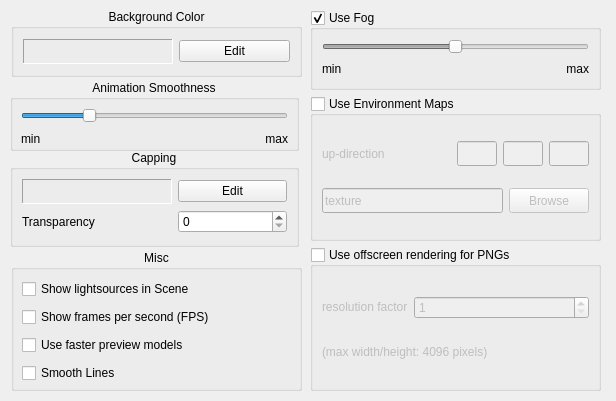
Above: source/VIEW/DIALOGS/stageSettings.ui from BALL-Project/ball before the change. Below: the same form after it.
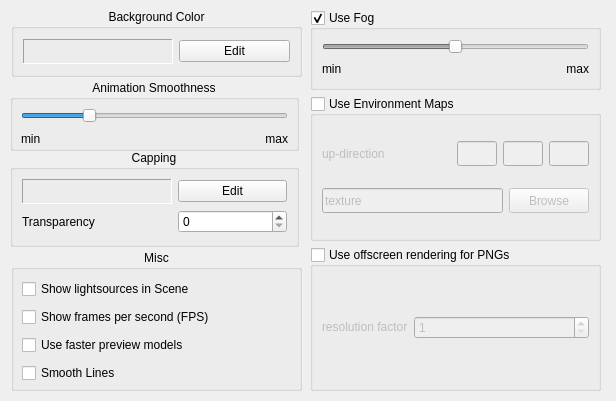
That is the form after the change.

Commit message:
Remove obsolete 4096 pixel limit in StageSettings
There was still a label that reminded the user of the fact, that
an offscreen pixmap could only have a maximum resolution of 4096x4096.
I removed this as the new code should be capable of arbitrary large resolutions.

The edit to the form file:
```diff
--- a/source/VIEW/DIALOGS/stageSettings.ui
+++ b/source/VIEW/DIALOGS/stageSettings.ui
@@ -376,21 +376,6 @@
            </property>
           </widget>
          </item>
-         <item row="1" column="0" colspan="2" >
-          <widget class="QLabel" name="max_label" >
-           <property name="sizePolicy" >
-            <sizepolicy>
-             <hsizetype>0</hsizetype>
-             <vsizetype>0</vsizetype>
-             <horstretch>0</horstretch>
-             <verstretch>0</verstretch>
-            </sizepolicy>
-           </property>
-           <property name="text" >
-            <string>(max width/height: 4096 pixels)</string>
-           </property>
-          </widget>
-         </item>
         </layout>
        </widget>
       </item>
```
